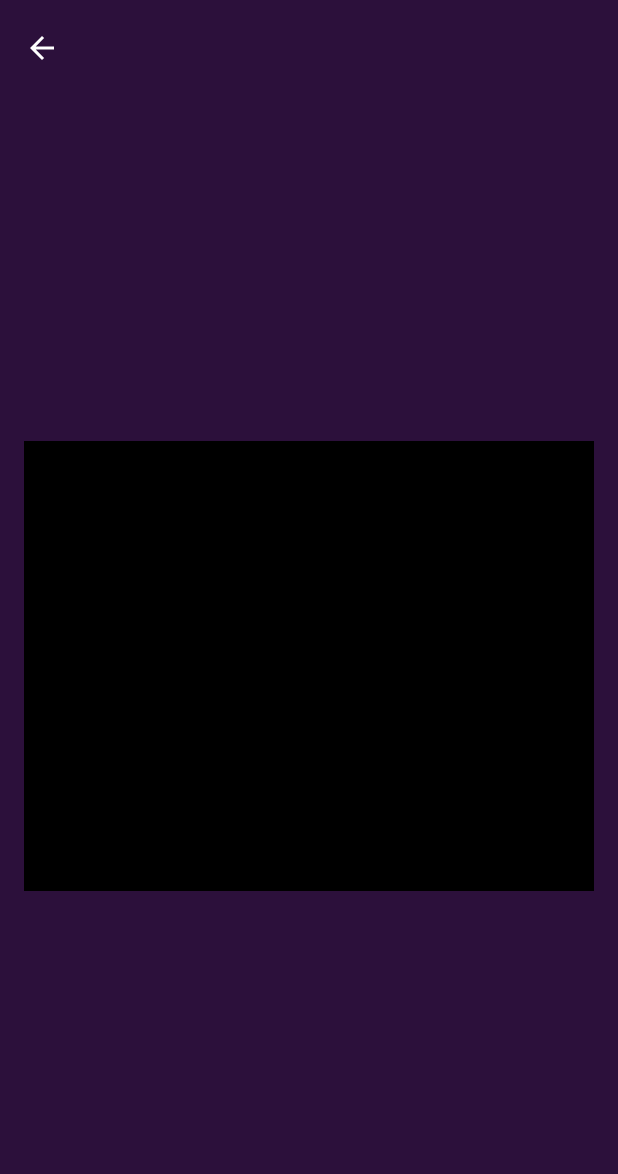
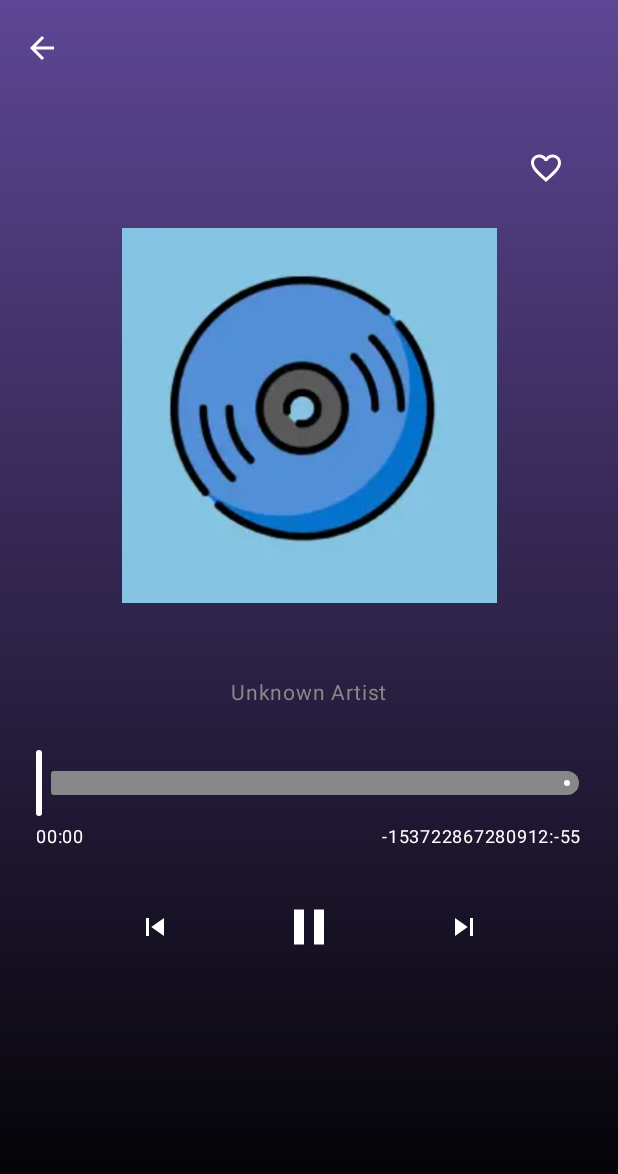
Before and after one commit to MeteorBlitz/KBeat, an Android app built with Jetpack Compose: the composable PlayerScreen called with empty values, on a phone screen of 412 x 824 dp. Shown: the top 1174 px of the screen. Run offline under Robolectric (Android 15) with nearby library versions, the phone set to English and light mode, and no system bars.

Commit message:
feat(player-ui): add modern player screen with gradient background and custom top bar
- added Extended Material3 icons dependency
- updated KBeatTopBar to support background color
- designed new PlayerScreen UI with gradient, controls, and favorite icon placeholder

```diff
--- a/app/build.gradle.kts
+++ b/app/build.gradle.kts
@@ -74,4 +74,7 @@ dependencies {
     implementation(libs.androidx.media3.exoplayer)
     implementation(libs.androidx.media3.ui.compose)
     implementation(libs.androidx.media3.ui)
+
+    //Extended icons for material3
+    implementation(libs.androidx.material.icons.extended)
 }
--- a/app/src/main/java/com/example/kbeat/screens/components/KBeatTopBar.kt
+++ b/app/src/main/java/com/example/kbeat/screens/components/KBeatTopBar.kt
@@ -6,9 +6,12 @@ import androidx.compose.material.icons.filled.Menu
 import androidx.compose.material3.ExperimentalMaterial3Api
 import androidx.compose.material3.Icon
 import androidx.compose.material3.IconButton
+import androidx.compose.material3.MaterialTheme
 import androidx.compose.material3.Text
 import androidx.compose.material3.TopAppBar
+import androidx.compose.material3.TopAppBarDefaults
 import androidx.compose.runtime.Composable
+import androidx.compose.ui.graphics.Color
 
 @OptIn(ExperimentalMaterial3Api::class)
 @Composable
@@ -16,10 +19,17 @@ fun KBeatTopBar(
     title: String,
     showBack: Boolean = false,
     onBackClick: (() -> Unit)? = null,
-    onMenuClick: (() -> Unit)? = null
+    onMenuClick: (() -> Unit)? = null,
+    backgroundColor: Color = MaterialTheme.colorScheme.surface
 ) {
     TopAppBar(
-        title = { Text(text = title) },
+        title = { Text(text = title , color = Color.White) },
+        colors = TopAppBarDefaults.topAppBarColors(
+            containerColor = backgroundColor,
+            navigationIconContentColor = Color.White,
+            titleContentColor = Color.White,
+            actionIconContentColor = Color.White
+        ),
         navigationIcon = {
             if (showBack && onBackClick != null) {
                 IconButton(onClick = onBackClick) {
--- a/app/src/main/java/com/example/kbeat/screens/player/PlayerScreen.kt
+++ b/app/src/main/java/com/example/kbeat/screens/player/PlayerScreen.kt
@@ -2,19 +2,28 @@ package com.example.kbeat.screens.player
 
 import android.content.Context
 import android.net.Uri
+import androidx.compose.foundation.Image
+import androidx.compose.foundation.background
 import androidx.compose.foundation.layout.*
+import androidx.compose.foundation.rememberScrollState
+import androidx.compose.foundation.verticalScroll
+import androidx.compose.material.icons.Icons
+import androidx.compose.material.icons.filled.*
 import androidx.compose.material3.*
 import androidx.compose.runtime.*
-import androidx.compose.ui.Alignment
-import androidx.compose.ui.Modifier
+import androidx.compose.ui.*
+import androidx.compose.ui.graphics.Brush
+import androidx.compose.ui.graphics.Color
 import androidx.compose.ui.platform.LocalContext
-import androidx.compose.ui.unit.dp
+import androidx.compose.ui.res.painterResource
+import androidx.compose.ui.unit.*
 import androidx.navigation.NavController
+import com.example.kbeat.R
 import com.example.kbeat.screens.components.KBeatTopBar
 import androidx.media3.common.MediaItem
 import androidx.media3.exoplayer.ExoPlayer
-import androidx.media3.ui.PlayerView
-import androidx.compose.ui.viewinterop.AndroidView
+import kotlinx.coroutines.delay
+import kotlinx.coroutines.isActive
 
 @Composable
 fun PlayerScreen(fileName: String, title: String, navController: NavController) {
@@ -22,11 +31,32 @@ fun PlayerScreen(fileName: String, title: String, navController: NavController)
 
     val player = remember {
         ExoPlayer.Builder(context).build().apply {
-            val assetUri = getAssetUri(context, fileName)
-            val mediaItem = MediaItem.fromUri(assetUri)
+            val mediaItem = MediaItem.fromUri(getAssetUri(context, fileName))
             setMediaItem(mediaItem)
             prepare()
             playWhenReady = true
+        }
+    }
+
+    var isPlaying by remember { mutableStateOf(true) }
+    var currentPosition by remember { mutableStateOf(0L) }
+    var duration by remember { mutableStateOf(0L) }
+
+    val dominantColor = when {
+        title.contains("LoFi", ignoreCase = true) -> Color(0xFF5F5CFF)
+        title.contains("Night", ignoreCase = true) -> Color(0xFF9C27B0)
+        title.contains("Retro", ignoreCase = true) -> Color(0xFFFF5722)
+        title.contains("Heart", ignoreCase = true) -> Color(0xFFE91E63)
+        title.contains("Morning", ignoreCase = true) -> Color(0xFFFFC107)
+        else -> MaterialTheme.colorScheme.primary
+    }
+
+    // Update progress every second
+    LaunchedEffect(player) {
+        while (isActive) {
+            currentPosition = player.currentPosition
+            duration = player.duration
+            delay(1000L)
         }
     }
 
@@ -41,32 +71,141 @@ fun PlayerScreen(fileName: String, title: String, navController: NavController)
             KBeatTopBar(
                 title = title,
                 showBack = true,
-                onBackClick = { navController.popBackStack() }
+                onBackClick = { navController.popBackStack() },
+                backgroundColor = Color.Transparent,
             )
-        }
+        },
+        containerColor = Color.Transparent
     ) { paddingValues ->
-        Column(
+        Box(
             modifier = Modifier
                 .fillMaxSize()
+                .background(
+                    Brush.verticalGradient(
+                        colors = listOf(
+                            dominantColor.copy(alpha = 0.85f),
+                            Color.Black
+                        )
+                    )
+                )
                 .padding(paddingValues)
-                .padding(16.dp),
-            verticalArrangement = Arrangement.Center,
-            horizontalAlignment = Alignment.CenterHorizontally
         ) {
-            AndroidView(
-                factory = {
-                    PlayerView(it).apply {
-                        this.player = player
+            Column(
+                modifier = Modifier
+                    .fillMaxSize()
+                    .padding(24.dp)
+                    .verticalScroll(rememberScrollState()),
+                horizontalAlignment = Alignment.CenterHorizontally
+            ) {
+                // Favorite Icon
+                Row(
+                    modifier = Modifier.fillMaxWidth(),
+                    horizontalArrangement = Arrangement.End
+                ) {
+                    IconButton(onClick = {
+                        // TODO: Save to Room DB
+                    }) {
+                        Icon(
+                            imageVector = Icons.Default.FavoriteBorder,
+                            contentDescription = "Favorite",
+                            tint = Color.White
+                        )
                     }
-                },
-                modifier = Modifier
-                    .fillMaxWidth()
-                    .height(300.dp)
-            )
+                }
+
+                Spacer(modifier = Modifier.height(16.dp))
+
+                // Album Art
+                Image(
+                    painter = painterResource(R.drawable.retro),
+                    contentDescription = "Album Art",
+                    modifier = Modifier
+                        .size(250.dp)
+                        .background(Color.DarkGray)
+                )
+
+                Spacer(modifier = Modifier.height(24.dp))
+
+                // Title & Artist
+                Text(title, color = Color.White, fontSize = 20.sp)
+                Text("Unknown Artist", color = Color.Gray, fontSize = 14.sp)
+
+                Spacer(modifier = Modifier.height(24.dp))
+
+                // Seekbar
+                Slider(
+                    value = currentPosition.coerceAtLeast(0).toFloat(),
+                    onValueChange = { player.seekTo(it.toLong()) },
+                    valueRange = 0f..(duration.takeIf { it > 0 } ?: 1).toFloat(),
+                    colors = SliderDefaults.colors(
+                        thumbColor = Color.White,
+                        activeTrackColor = Color.White,
+                        inactiveTrackColor = Color.Gray
+                    )
+                )
+
+                // Timer
+                Row(
+                    modifier = Modifier.fillMaxWidth(),
+                    horizontalArrangement = Arrangement.SpaceBetween
+                ) {
+                    Text(formatTime(currentPosition), color = Color.White, fontSize = 12.sp)
+                    Text(formatTime(duration), color = Color.White, fontSize = 12.sp)
+                }
+
+                Spacer(modifier = Modifier.height(24.dp))
+
+                // Controls
+                Row(
+                    modifier = Modifier.fillMaxWidth(),
+                    horizontalArrangement = Arrangement.SpaceEvenly,
+                    verticalAlignment = Alignment.CenterVertically
+                ) {
+                    IconButton(onClick = { /* TODO: prev song */ }) {
+                        Icon(
+                            Icons.Default.SkipPrevious,
+                            contentDescription = "Previous",
+                            tint = Color.White
+                        )
+                    }
+
+                    IconButton(onClick = {
+                        if (player.isPlaying) {
+                            player.pause()
+                            isPlaying = false
+                        } else {
+                            player.play()
+                            isPlaying = true
+                        }
+                    }) {
+                        Icon(
+                            if (isPlaying) Icons.Default.Pause else Icons.Default.PlayArrow,
+                            contentDescription = "Play/Pause",
+                            tint = Color.White,
+                            modifier = Modifier.size(48.dp)
+                        )
+                    }
+
+                    IconButton(onClick = { /* TODO: next song */ }) {
+                        Icon(
+                            Icons.Default.SkipNext,
+                            contentDescription = "Next",
+                            tint = Color.White
+                        )
+                    }
+                }
+            }
         }
     }
 }
 
 fun getAssetUri(context: Context, fileName: String): Uri {
-    return Uri.parse("asset:///${fileName}")
+    return Uri.parse("asset:///$fileName")
 }
+
+fun formatTime(ms: Long): String {
+    val totalSecs = ms / 1000
+    val mins = totalSecs / 60
+    val secs = totalSecs % 60
+    return String.format("%02d:%02d", mins, secs)
+}
--- a/gradle/libs.versions.toml
+++ b/gradle/libs.versions.toml
@@ -9,6 +9,7 @@ espressoCore = "3.6.1"
 lifecycleRuntimeKtx = "2.9.1"
 activityCompose = "1.10.1"
 composeBom = "2025.06.00"
+materialIconsExtended = "1.7.8"
 media3Exoplayer = "1.7.1"
 ksp = "2.0.21-1.0.27"
 navigationCompose = "2.9.0"
@@ -16,6 +17,7 @@ navigationCompose = "2.9.0"
 [libraries]
 androidx-core-ktx = { group = "androidx.core", name = "core-ktx", version.ref = "coreKtx" }
 androidx-lifecycle-viewmodel-compose = { module = "androidx.lifecycle:lifecycle-viewmodel-compose", version.ref = "lifecycleRuntimeKtx" }
+androidx-material-icons-extended = { module = "androidx.compose.material:material-icons-extended", version.ref = "materialIconsExtended" }
 androidx-media3-exoplayer = { module = "androidx.media3:media3-exoplayer", version.ref = "media3Exoplayer" }
 androidx-media3-ui = { module = "androidx.media3:media3-ui", version.ref = "media3Exoplayer" }
 androidx-media3-ui-compose = { module = "androidx.media3:media3-ui-compose", version.ref = "media3Exoplayer" }
```
